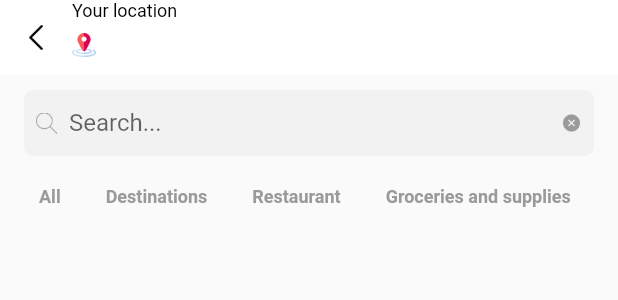
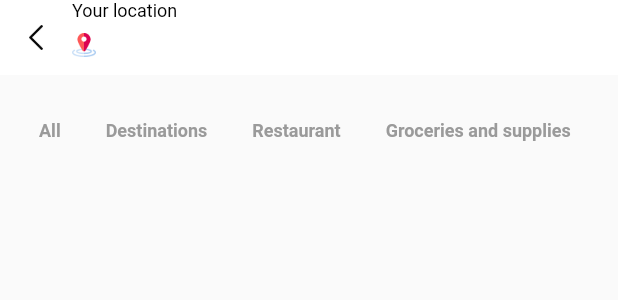
Before and after one commit to phattanle2009/grabClone, a Flutter app: the SearchLocationNavigation widget shown alone on an empty page, opened directly with empty values, on a phone screen of 412 x 824 dp. Shown: the top 300 px of the screen. Run offline on Flutter 3.47's test engine with Material 2 defaults, Android fonts, the phone set to English and light mode, and no system bars.

Commit message:
feat: collapse/expand SearchBar when scrolled

```diff
--- a/grab_clone/lib/feature/home/view/search/search_location_navigation.dart
+++ b/grab_clone/lib/feature/home/view/search/search_location_navigation.dart
@@ -12,6 +12,7 @@ class SearchLocationNavigation extends StatelessWidget {
   String navigationTitle;
   bool isSearchSuggestion;
   bool isShowShadow;
+  bool isShowSearchBar;
   String selectedLabel;
   TextEditingController searchController;
   final Function onCleared;
@@ -22,6 +23,7 @@ class SearchLocationNavigation extends StatelessWidget {
     required this.navigationTitle,
     required this.isSearchSuggestion,
     required this.isShowShadow,
+    required this.isShowSearchBar,
     required this.selectedLabel,
     required this.searchController,
     required this.onCleared,
@@ -91,15 +93,23 @@ class SearchLocationNavigation extends StatelessWidget {
       child: Column(
         crossAxisAlignment: CrossAxisAlignment.start,
         children: [
-          SearchBarWidget(
-            height: AppDimensions.navigationBarHeight,
-            searchController: searchController,
-            onSubmitted: (value) => onSubmitted(value),
-            onCleared: () => onCleared(),
-          ),
+          _buildSearchBar(),
           AppDimensions.smallHeightSpace,
           _listSearchTags(),
         ],
+      ),
+    );
+  }
+
+  Widget _buildSearchBar() {
+    return AnimatedContainer(
+      duration: Duration(microseconds: 200),
+      curve: Curves.ease,
+      child: SearchBarWidget(
+        height: isShowSearchBar ? AppDimensions.navigationBarHeight : 0,
+        searchController: searchController,
+        onSubmitted: (value) => onSubmitted(value),
+        onCleared: () => onCleared(),
       ),
     );
   }
--- a/grab_clone/lib/feature/home/view/search/search_location_page_bloc.dart
+++ b/grab_clone/lib/feature/home/view/search/search_location_page_bloc.dart
@@ -25,6 +25,11 @@ class SearchLocationPageBloc extends Bloc {
   void changeOffset(SearchLocationState currentState, double offset) {
     var state = currentState;
     state.isShowShadow = offset != 0;
+    if (offset > state.scrolledOffset) {
+      state.isShowSearchBar = false;
+    } else {
+      state.isShowSearchBar = true;
+    }
     state.scrolledOffset = offset;
     _controller.sink.add(state);
   }
--- a/grab_clone/lib/feature/home/view/search/search_location_state.dart
+++ b/grab_clone/lib/feature/home/view/search/search_location_state.dart
@@ -4,6 +4,7 @@ class SearchLocationState {
   double scrolledOffset;
   String searchNavigationTitle;
   String selectedLabel;
+  bool isShowSearchBar;
 
   SearchLocationState({
     this.isShowShadow = false,
@@ -11,5 +12,6 @@ class SearchLocationState {
     this.isSuggestionSearch = true,
     this.searchNavigationTitle = "Pick Up/Drop Off Gate",
     this.selectedLabel = "All",
+    this.isShowSearchBar = true,
   });
 }
```
